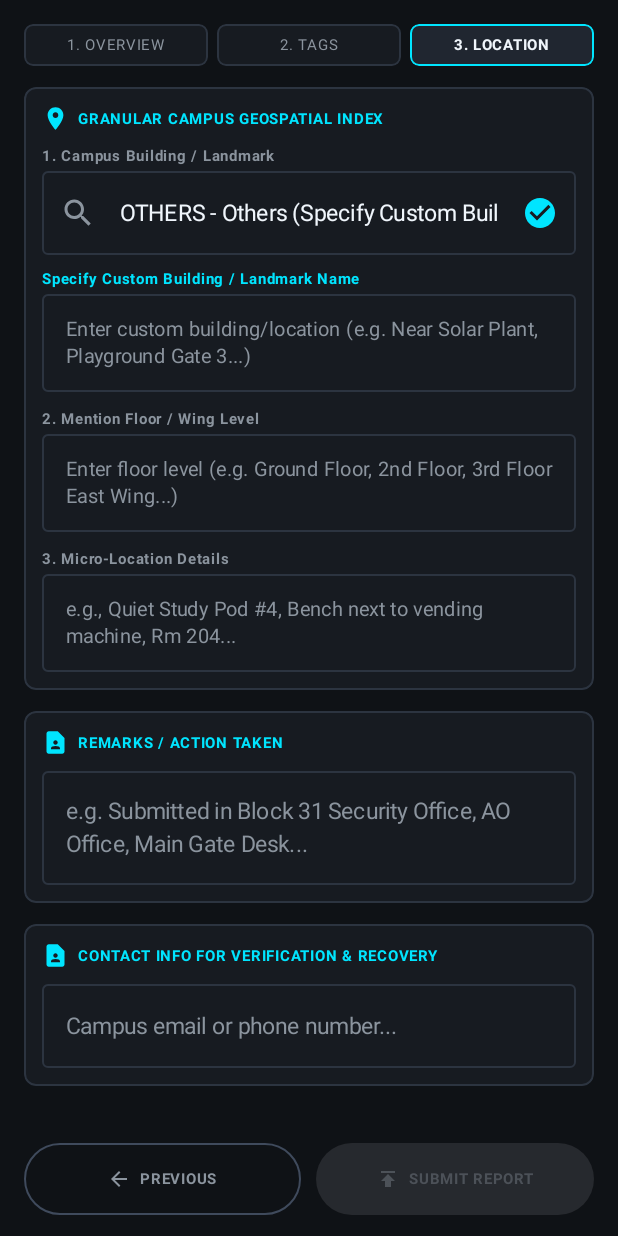
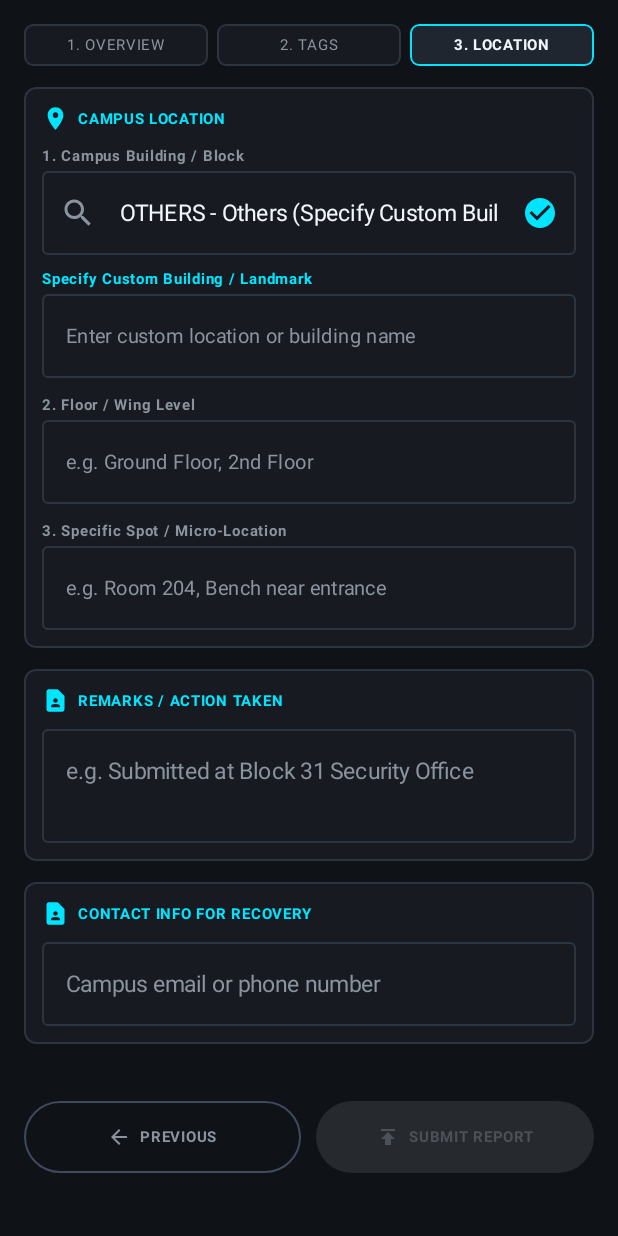
Before and after one commit to AKHILR-1/ClaimIT, an Android app built with Jetpack Compose: the composable PostCreationScreen shown on its own in the app's theme, after a tap on an icon or button, on a phone screen of 412 x 824 dp. Run offline under Robolectric (Android 15) with nearby library versions, the phone set to English and light mode, and no system bars; our stand-ins replace Firebase (no records; nobody signed in at launch, a user with empty details on screens opened directly); 3 other taps on this screen came first.

Commit message:
Removed Unwanted discription and Redused overwritten hints.

```diff
--- a/app/src/main/java/com/example/claimit/presentation/postcreation/PostCreationScreen.kt
+++ b/app/src/main/java/com/example/claimit/presentation/postcreation/PostCreationScreen.kt
@@ -387,7 +387,7 @@ private fun Step1Overview(
             OutlinedTextField(
                 value = uiState.title,
                 onValueChange = { viewModel.onIntent(PostCreationIntent.UpdateTitle(it)) },
-                placeholder = { Text("Title (e.g. AirPods Pro 2 in White Charging Case)") },
+                placeholder = { Text("Item title (e.g. White AirPods Pro)") },
                 singleLine = true,
                 colors = OutlinedTextFieldDefaults.colors(
                     focusedBorderColor = MaterialTheme.colorScheme.primary,
@@ -401,7 +401,7 @@ private fun Step1Overview(
             OutlinedTextField(
                 value = uiState.description,
                 onValueChange = { viewModel.onIntent(PostCreationIntent.UpdateDescription(it)) },
-                placeholder = { Text("Describe specific markings, condition, where found or lost...") },
+                placeholder = { Text("Describe condition or specific markings") },
                 minLines = 3,
                 colors = OutlinedTextFieldDefaults.colors(
                     focusedBorderColor = MaterialTheme.colorScheme.primary,
@@ -496,7 +496,7 @@ private fun Step2CategoryAndTags(
                 OutlinedTextField(
                     value = uiState.customCategoryTag,
                     onValueChange = { viewModel.onIntent(PostCreationIntent.UpdateCustomCategoryTag(it)) },
-                    placeholder = { Text("Enter custom item tag (e.g. Helmet, Badminton Racket, Umbrella, Calculator...)") },
+                    placeholder = { Text("Specify custom item tag") },
                     singleLine = true,
                     colors = OutlinedTextFieldDefaults.colors(
                         focusedBorderColor = MaterialTheme.colorScheme.primary,
@@ -559,7 +559,7 @@ private fun Step2CategoryAndTags(
             OutlinedTextField(
                 value = uiState.physicalAttributes.distinguishingFeatures,
                 onValueChange = { viewModel.onIntent(PostCreationIntent.UpdateDistinguishingFeatures(it)) },
-                label = { Text("Distinguishing Features (Scratches, Stickers...)") },
+                label = { Text("Distinguishing features") },
                 singleLine = true,
                 modifier = Modifier.fillMaxWidth()
             )
@@ -617,7 +617,7 @@ private fun Step3LocationAndContact(
             OutlinedTextField(
                 value = uiState.actionTakenRemarks,
                 onValueChange = { viewModel.onIntent(PostCreationIntent.UpdateActionTakenRemarks(it)) },
-                placeholder = { Text("e.g. Submitted in Block 31 Security Office, AO Office, Main Gate Desk...") },
+                placeholder = { Text("e.g. Submitted at Block 31 Security Office") },
                 minLines = 2,
                 colors = OutlinedTextFieldDefaults.colors(
                     focusedBorderColor = MaterialTheme.colorScheme.primary,
@@ -645,7 +645,7 @@ private fun Step3LocationAndContact(
                 )
                 Spacer(modifier = Modifier.width(6.dp))
                 Text(
-                    text = "CONTACT INFO FOR VERIFICATION & RECOVERY",
+                    text = "CONTACT INFO FOR RECOVERY",
                     style = MaterialTheme.typography.labelSmall,
                     color = MaterialTheme.colorScheme.primary,
                     fontWeight = FontWeight.Bold
@@ -657,7 +657,7 @@ private fun Step3LocationAndContact(
             OutlinedTextField(
                 value = uiState.contactInfo,
                 onValueChange = { viewModel.onIntent(PostCreationIntent.UpdateContactInfo(it)) },
-                placeholder = { Text("Campus email or phone number...") },
+                placeholder = { Text("Campus email or phone number") },
                 singleLine = true,
                 colors = OutlinedTextFieldDefaults.colors(
                     focusedBorderColor = MaterialTheme.colorScheme.primary,
--- a/app/src/main/java/com/example/claimit/presentation/postcreation/components/MicroLocationPicker.kt
+++ b/app/src/main/java/com/example/claimit/presentation/postcreation/components/MicroLocationPicker.kt
@@ -73,7 +73,7 @@ fun MicroLocationPicker(
             )
             Spacer(modifier = Modifier.width(6.dp))
             Text(
-                text = "GRANULAR CAMPUS GEOSPATIAL INDEX",
+                text = "CAMPUS LOCATION",
                 style = MaterialTheme.typography.labelSmall,
                 color = MaterialTheme.colorScheme.primary,
                 fontWeight = FontWeight.Bold
@@ -84,7 +84,7 @@ fun MicroLocationPicker(
 
         // Step 1: Building Selection (Fuzzy search)
         Text(
-            text = "1. Campus Building / Landmark",
+            text = "1. Campus Building / Block",
             style = MaterialTheme.typography.labelSmall,
             color = MaterialTheme.colorScheme.onSurfaceVariant
         )
@@ -98,7 +98,7 @@ fun MicroLocationPicker(
             },
             placeholder = {
                 Text(
-                    text = "Search building code or landmark (e.g. 15 Uni Mall, 25 CSE, Hospital, Others)...",
+                    text = "Search building name or block...",
                     style = MaterialTheme.typography.bodyMedium
                 )
             },
@@ -183,7 +183,7 @@ fun MicroLocationPicker(
         if (selectedBuilding?.id == "bld_others") {
             Spacer(modifier = Modifier.height(10.dp))
             Text(
-                text = "Specify Custom Building / Landmark Name",
+                text = "Specify Custom Building / Landmark",
                 style = MaterialTheme.typography.labelSmall,
                 color = MaterialTheme.colorScheme.primary,
                 fontWeight = FontWeight.Bold
@@ -195,7 +195,7 @@ fun MicroLocationPicker(
                 onValueChange = onCustomBuildingNameChanged,
                 placeholder = {
                     Text(
-                        text = "Enter custom building/location (e.g. Near Solar Plant, Playground Gate 3...)",
+                        text = "Enter custom location or building name",
                         style = MaterialTheme.typography.bodyMedium
                     )
                 },
@@ -212,7 +212,7 @@ fun MicroLocationPicker(
         if (selectedBuilding != null) {
             Spacer(modifier = Modifier.height(12.dp))
             Text(
-                text = "2. Mention Floor / Wing Level",
+                text = "2. Floor / Wing Level",
                 style = MaterialTheme.typography.labelSmall,
                 color = MaterialTheme.colorScheme.onSurfaceVariant
             )
@@ -223,7 +223,7 @@ fun MicroLocationPicker(
                 onValueChange = onFloorWingChanged,
                 placeholder = {
                     Text(
-                        text = "Enter floor level (e.g. Ground Floor, 2nd Floor, 3rd Floor East Wing...)",
+                        text = "e.g. Ground Floor, 2nd Floor",
                         style = MaterialTheme.typography.bodyMedium
                     )
                 },
@@ -238,7 +238,7 @@ fun MicroLocationPicker(
             // Step 3: Specific Micro-Location Text Input Box
             Spacer(modifier = Modifier.height(12.dp))
             Text(
-                text = "3. Micro-Location Details",
+                text = "3. Specific Spot / Micro-Location",
                 style = MaterialTheme.typography.labelSmall,
                 color = MaterialTheme.colorScheme.onSurfaceVariant
             )
@@ -249,7 +249,7 @@ fun MicroLocationPicker(
                 onValueChange = onMicroLocationChanged,
                 placeholder = {
                     Text(
-                        text = "e.g., Quiet Study Pod #4, Bench next to vending machine, Rm 204...",
+                        text = "e.g. Room 204, Bench near entrance",
                         style = MaterialTheme.typography.bodyMedium
                     )
                 },
```
